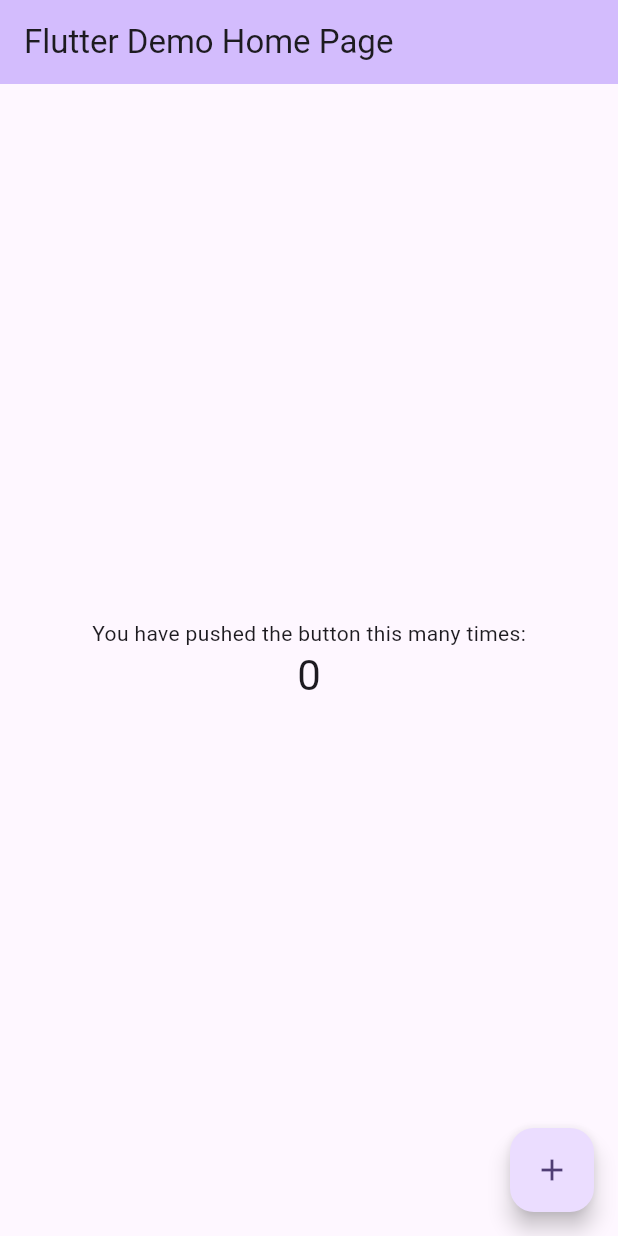
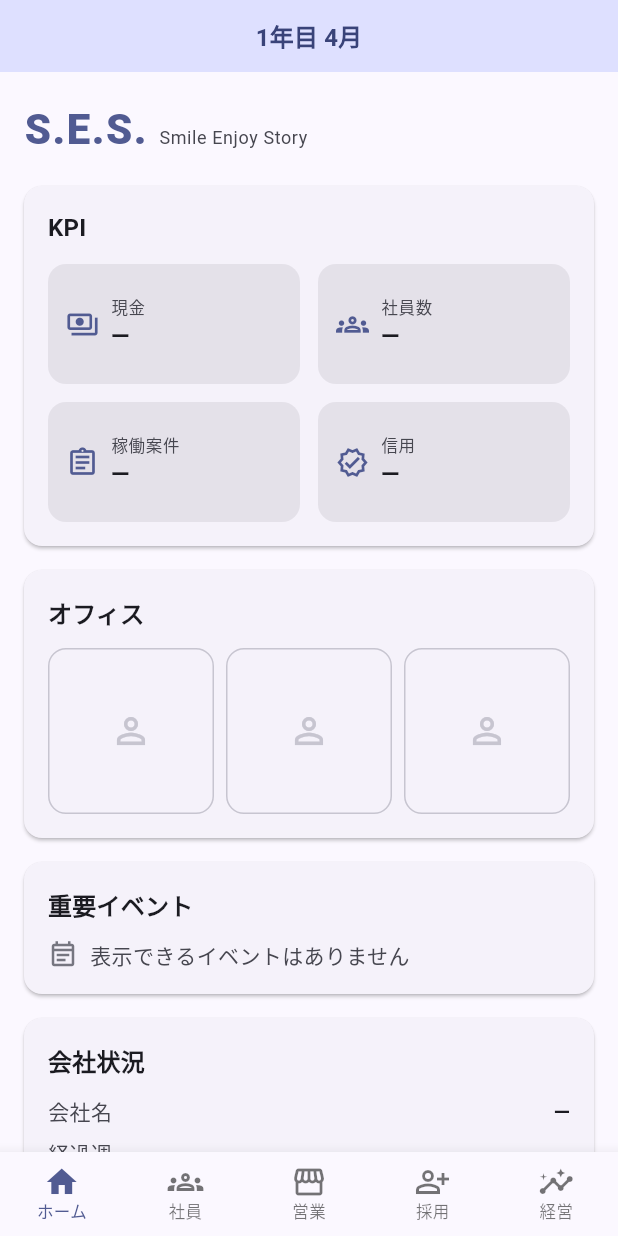
Before and after one commit to perusonao/smile_enjoy_story, a Flutter app: the screen it shows after launch, on a phone screen of 412 x 824 dp. Run offline on Flutter 3.47's test engine with Material 3 defaults, Android fonts, the phone set to English and light mode, and no system bars.

Commit message:
Phase 1A: static home dashboard shell
Adds the outer frame of the new management dashboard as a presentation-only
layer with zero domain/API coupling: month header, S.E.S. brand area, KPI
grid, office/employee stage, key-events, company-status, and month-end CTA
sections, plus a 5-tab bottom navigation bar (ホーム/社員/営業/採用/経営).

All content is static placeholder data — employee selection, event
priority, real financial calculations, and cashShortage/bankruptcy wiring
are explicitly out of scope for 1A and land in 1B-1E. Verified responsive
at 360x640 and 390x844 with no overflow.

```diff
--- a/lib/main.dart
+++ b/lib/main.dart
@@ -1,122 +1,24 @@
 import 'package:flutter/material.dart';
 
+import 'presentation/home/home.dart';
+
 void main() {
-  runApp(const MyApp());
+  runApp(const SesApp());
 }
 
-class MyApp extends StatelessWidget {
-  const MyApp({super.key});
+/// Root widget of the S.E.S. (Smile Enjoy Story) app.
+class SesApp extends StatelessWidget {
+  const SesApp({super.key});
 
-  // This widget is the root of your application.
   @override
   Widget build(BuildContext context) {
     return MaterialApp(
-      title: 'Flutter Demo',
+      title: 'S.E.S.',
       theme: ThemeData(
-        // This is the theme of your application.
-        //
-        // TRY THIS: Try running your application with "flutter run". You'll see
-        // the application has a purple toolbar. Then, without quitting the app,
-        // try changing the seedColor in the colorScheme below to Colors.green
-        // and then invoke "hot reload" (save your changes or press the "hot
-        // reload" button in a Flutter-supported IDE, or press "r" if you used
-        // the command line to start the app).
-        //
-        // Notice that the counter didn't reset back to zero; the application
-        // state is not lost during the reload. To reset the state, use hot
-        // restart instead.
-        //
-        // This works for code too, not just values: Most code changes can be
-        // tested with just a hot reload.
-        colorScheme: ColorScheme.fromSeed(seedColor: Colors.deepPurple),
+        colorScheme: ColorScheme.fromSeed(seedColor: Colors.indigo),
+        useMaterial3: true,
       ),
-      home: const MyHomePage(title: 'Flutter Demo Home Page'),
+      home: const HomeShellPage(),
     );
   }
 }
-
-class MyHomePage extends StatefulWidget {
-  const MyHomePage({super.key, required this.title});
-
-  // This widget is the home page of your application. It is stateful, meaning
-  // that it has a State object (defined below) that contains fields that affect
-  // how it looks.
-
-  // This class is the configuration for the state. It holds the values (in this
-  // case the title) provided by the parent (in this case the App widget) and
-  // used by the build method of the State. Fields in a Widget subclass are
-  // always marked "final".
-
-  final String title;
-
-  @override
-  State<MyHomePage> createState() => _MyHomePageState();
-}
-
-class _MyHomePageState extends State<MyHomePage> {
-  int _counter = 0;
-
-  void _incrementCounter() {
-    setState(() {
-      // This call to setState tells the Flutter framework that something has
-      // changed in this State, which causes it to rerun the build method below
-      // so that the display can reflect the updated values. If we changed
-      // _counter without calling setState(), then the build method would not be
-      // called again, and so nothing would appear to happen.
-      _counter++;
-    });
-  }
-
-  @override
-  Widget build(BuildContext context) {
-    // This method is rerun every time setState is called, for instance as done
-    // by the _incrementCounter method above.
-    //
-    // The Flutter framework has been optimized to make rerunning build methods
-    // fast, so that you can just rebuild anything that needs updating rather
-    // than having to individually change instances of widgets.
-    return Scaffold(
-      appBar: AppBar(
-        // TRY THIS: Try changing the color here to a specific color (to
-        // Colors.amber, perhaps?) and trigger a hot reload to see the AppBar
-        // change color while the other colors stay the same.
-        backgroundColor: Theme.of(context).colorScheme.inversePrimary,
-        // Here we take the value from the MyHomePage object that was created by
-        // the App.build method, and use it to set our appbar title.
-        title: Text(widget.title),
-      ),
-      body: Center(
-        // Center is a layout widget. It takes a single child and positions it
-        // in the middle of the parent.
-        child: Column(
-          // Column is also a layout widget. It takes a list of children and
-          // arranges them vertically. By default, it sizes itself to fit its
-          // children horizontally, and tries to be as tall as its parent.
-          //
-          // Column has various properties to control how it sizes itself and
-          // how it positions its children. Here we use mainAxisAlignment to
-          // center the children vertically; the main axis here is the vertical
-          // axis because Columns are vertical (the cross axis would be
-          // horizontal).
-          //
-          // TRY THIS: Invoke "debug painting" (choose the "Toggle Debug Paint"
-          // action in the IDE, or press "p" in the console), to see the
-          // wireframe for each widget.
-          mainAxisAlignment: MainAxisAlignment.center,
-          children: <Widget>[
-            const Text('You have pushed the button this many times:'),
-            Text(
-              '$_counter',
-              style: Theme.of(context).textTheme.headlineMedium,
-            ),
-          ],
-        ),
-      ),
-      floatingActionButton: FloatingActionButton(
-        onPressed: _incrementCounter,
-        tooltip: 'Increment',
-        child: const Icon(Icons.add),
-      ), // This trailing comma makes auto-formatting nicer for build methods.
-    );
-  }
-}
--- /dev/null
+++ b/lib/presentation/home/home.dart
@@ -0,0 +1,4 @@
+/// Barrel export for the home dashboard shell (Phase 1A).
+library;
+
+export 'home_shell_page.dart';
--- /dev/null
+++ b/lib/presentation/home/home_shell_page.dart
@@ -0,0 +1,88 @@
+import 'package:flutter/material.dart';
+
+import 'widgets/brand_header.dart';
+import 'widgets/company_status_section.dart';
+import 'widgets/home_bottom_nav.dart';
+import 'widgets/key_events_section.dart';
+import 'widgets/kpi_section.dart';
+import 'widgets/month_end_cta_section.dart';
+import 'widgets/month_header_bar.dart';
+import 'widgets/office_stage_section.dart';
+
+/// The static outer shell of the home / management dashboard.
+///
+/// This is Phase 1A: it lays out every region of the dashboard (month
+/// header, brand area, KPIs, office stage, key events, company status,
+/// month-end CTA, bottom navigation) with static placeholder content only.
+/// No employee-selection, event-priority, or financial-forecast logic lives
+/// here — those are Phase 1B–1E's job. This screen does not read from or
+/// write to the domain/game-state layer.
+class HomeShellPage extends StatefulWidget {
+  const HomeShellPage({super.key});
+
+  @override
+  State<HomeShellPage> createState() => _HomeShellPageState();
+}
+
+class _HomeShellPageState extends State<HomeShellPage> {
+  HomeNavTab _selectedTab = HomeNavTab.home;
+
+  @override
+  Widget build(BuildContext context) {
+    return Scaffold(
+      appBar: const MonthHeaderBar(),
+      body: SafeArea(
+        top: false,
+        child: LayoutBuilder(
+          builder: (context, constraints) {
+            return SingleChildScrollView(
+              padding: const EdgeInsets.only(bottom: 16),
+              child: ConstrainedBox(
+                constraints: BoxConstraints(minWidth: constraints.maxWidth),
+                child: const Column(
+                  crossAxisAlignment: CrossAxisAlignment.stretch,
+                  children: [
+                    BrandHeader(),
+                    _SectionGap(),
+                    Padding(
+                      padding: EdgeInsets.symmetric(horizontal: 16),
+                      child: KpiSection(),
+                    ),
+                    _SectionGap(),
+                    Padding(
+                      padding: EdgeInsets.symmetric(horizontal: 16),
+                      child: OfficeStageSection(),
+                    ),
+                    _SectionGap(),
+                    Padding(
+                      padding: EdgeInsets.symmetric(horizontal: 16),
+                      child: KeyEventsSection(),
+                    ),
+                    _SectionGap(),
+                    Padding(
+                      padding: EdgeInsets.symmetric(horizontal: 16),
+                      child: CompanyStatusSection(),
+                    ),
+                    _SectionGap(),
+                    MonthEndCtaSection(),
+                  ],
+                ),
+              ),
+            );
+          },
+        ),
+      ),
+      bottomNavigationBar: HomeBottomNav(
+        selected: _selectedTab,
+        onSelected: (tab) => setState(() => _selectedTab = tab),
+      ),
+    );
+  }
+}
+
+class _SectionGap extends StatelessWidget {
+  const _SectionGap();
+
+  @override
+  Widget build(BuildContext context) => const SizedBox(height: 16);
+}
--- /dev/null
+++ b/lib/presentation/home/widgets/brand_header.dart
@@ -0,0 +1,42 @@
+import 'package:flutter/material.dart';
+
+/// S.E.S. title / brand area shown just below the month header.
+class BrandHeader extends StatelessWidget {
+  const BrandHeader({super.key});
+
+  @override
+  Widget build(BuildContext context) {
+    final theme = Theme.of(context);
+    final colorScheme = theme.colorScheme;
+    return Padding(
+      padding: const EdgeInsets.fromLTRB(16, 20, 16, 4),
+      child: Row(
+        crossAxisAlignment: CrossAxisAlignment.end,
+        children: [
+          Text(
+            'S.E.S.',
+            style: theme.textTheme.headlineMedium?.copyWith(
+              fontWeight: FontWeight.w900,
+              color: colorScheme.primary,
+              letterSpacing: 1,
+            ),
+          ),
+          const SizedBox(width: 8),
+          Expanded(
+            child: Padding(
+              padding: const EdgeInsets.only(bottom: 4),
+              child: Text(
+                'Smile Enjoy Story',
+                style: theme.textTheme.bodySmall?.copyWith(
+                  color: colorScheme.onSurfaceVariant,
+                ),
+                maxLines: 1,
+                overflow: TextOverflow.ellipsis,
+              ),
+            ),
+          ),
+        ],
+      ),
+    );
+  }
+}
--- /dev/null
+++ b/lib/presentation/home/widgets/company_status_section.dart
@@ -0,0 +1,63 @@
+import 'package:flutter/material.dart';
+
+import 'dashboard_section_card.dart';
+
+/// A single label/value row inside the company-status area.
+class _StatusRow {
+  const _StatusRow({required this.label, required this.value});
+
+  final String label;
+  final String value;
+}
+
+const _statusRows = [
+  _StatusRow(label: '会社名', value: '—'),
+  _StatusRow(label: '経過週', value: '—'),
+  _StatusRow(label: '状態', value: '—'),
+];
+
+/// Company-status area of the home dashboard.
+///
+/// Phase 1A renders static placeholder rows only; wiring these to the real
+/// `Company` domain model happens in a later phase.
+class CompanyStatusSection extends StatelessWidget {
+  const CompanyStatusSection({super.key});
+
+  @override
+  Widget build(BuildContext context) {
+    final theme = Theme.of(context);
+    final colorScheme = theme.colorScheme;
+    return DashboardSectionCard(
+      title: '会社状況',
+      child: Column(
+        children: [
+          for (final row in _statusRows) ...[
+            Row(
+              children: [
+                Expanded(
+                  child: Text(
+                    row.label,
+                    style: theme.textTheme.bodyMedium?.copyWith(
+                      color: colorScheme.onSurfaceVariant,
+                    ),
+                    maxLines: 1,
+                    overflow: TextOverflow.ellipsis,
+                  ),
+                ),
+                Text(
+                  row.value,
+                  style: theme.textTheme.bodyMedium?.copyWith(
+                    fontWeight: FontWeight.w600,
+                  ),
+                  maxLines: 1,
+                  overflow: TextOverflow.ellipsis,
+                ),
+              ],
+            ),
+            if (row != _statusRows.last) const SizedBox(height: 8),
+          ],
+        ],
+      ),
+    );
+  }
+}
--- /dev/null
+++ b/lib/presentation/home/widgets/dashboard_section_card.dart
@@ -0,0 +1,51 @@
+import 'package:flutter/material.dart';
+
+/// Shared card chrome for every section on the home dashboard.
+///
+/// Gives each section (KPI, office stage, events, ...) the same padding,
+/// corner radius, and title style so Phase 1B–1E can drop real content in
+/// without having to re-derive the layout.
+class DashboardSectionCard extends StatelessWidget {
+  const DashboardSectionCard({
+    super.key,
+    required this.title,
+    required this.child,
+    this.trailing,
+  });
+
+  final String title;
+  final Widget child;
+  final Widget? trailing;
+
+  @override
+  Widget build(BuildContext context) {
+    final theme = Theme.of(context);
+    return Card(
+      margin: EdgeInsets.zero,
+      child: Padding(
+        padding: const EdgeInsets.all(16),
+        child: Column(
+          crossAxisAlignment: CrossAxisAlignment.start,
+          children: [
+            Row(
+              children: [
+                Expanded(
+                  child: Text(
+                    title,
+                    style: theme.textTheme.titleMedium?.copyWith(
+                      fontWeight: FontWeight.bold,
+                    ),
+                    overflow: TextOverflow.ellipsis,
+                  ),
+                ),
+                if (trailing != null) trailing!,
+              ],
+            ),
+            const SizedBox(height: 12),
+            child,
+          ],
+        ),
+      ),
+    );
+  }
+}
--- /dev/null
+++ b/lib/presentation/home/widgets/home_bottom_nav.dart
@@ -0,0 +1,57 @@
+import 'package:flutter/material.dart';
+
+/// The 5 top-level tabs of the app.
+///
+/// Phase 1A only renders the bar and tracks which tab is highlighted; the
+/// other 4 destinations don't have screens yet, so selecting them does not
+/// navigate anywhere.
+enum HomeNavTab { home, employees, sales, recruiting, management }
+
+class HomeBottomNav extends StatelessWidget {
+  const HomeBottomNav({
+    super.key,
+    required this.selected,
+    required this.onSelected,
+  });
+
+  final HomeNavTab selected;
+  final ValueChanged<HomeNavTab> onSelected;
+
+  @override
+  Widget build(BuildContext context) {
+    return BottomNavigationBar(
+      type: BottomNavigationBarType.fixed,
+      selectedFontSize: 11,
+      unselectedFontSize: 11,
+      currentIndex: selected.index,
+      onTap: (index) => onSelected(HomeNavTab.values[index]),
+      items: const [
+        BottomNavigationBarItem(
+          icon: Icon(Icons.home_outlined),
+          activeIcon: Icon(Icons.home),
+          label: 'ホーム',
+        ),
+        BottomNavigationBarItem(
+          icon: Icon(Icons.groups_outlined),
+          activeIcon: Icon(Icons.groups),
+          label: '社員',
+        ),
+        BottomNavigationBarItem(
+          icon: Icon(Icons.storefront_outlined),
+          activeIcon: Icon(Icons.storefront),
+          label: '営業',
+        ),
+        BottomNavigationBarItem(
+          icon: Icon(Icons.person_add_alt_outlined),
+          activeIcon: Icon(Icons.person_add_alt),
+          label: '採用',
+        ),
+        BottomNavigationBarItem(
+          icon: Icon(Icons.insights_outlined),
+          activeIcon: Icon(Icons.insights),
+          label: '経営',
+        ),
+      ],
+    );
+  }
+}
--- /dev/null
+++ b/lib/presentation/home/widgets/key_events_section.dart
@@ -0,0 +1,35 @@
+import 'package:flutter/material.dart';
+
+import 'dashboard_section_card.dart';
+
+/// Important-events area of the home dashboard.
+///
+/// Phase 1A renders a static empty state only. Event selection and P1/P2/P3
+/// prioritization are Phase 1C's job, not this one's.
+class KeyEventsSection extends StatelessWidget {
+  const KeyEventsSection({super.key});
+
+  @override
+  Widget build(BuildContext context) {
+    final colorScheme = Theme.of(context).colorScheme;
+    return DashboardSectionCard(
+      title: '重要イベント',
+      child: Row(
+        children: [
+          Icon(Icons.event_note_outlined, color: colorScheme.outline, size: 20),
+          const SizedBox(width: 8),
+          Expanded(
+            child: Text(
+              '表示できるイベントはありません',
+              style: Theme.of(context).textTheme.bodyMedium?.copyWith(
+                color: colorScheme.onSurfaceVariant,
+              ),
+              maxLines: 2,
+              overflow: TextOverflow.ellipsis,
+            ),
+          ),
+        ],
+      ),
+    );
+  }
+}
--- /dev/null
+++ b/lib/presentation/home/widgets/kpi_section.dart
@@ -0,0 +1,94 @@
+import 'package:flutter/material.dart';
+
+import 'dashboard_section_card.dart';
+
+/// Placeholder data for a single KPI tile.
+///
+/// Phase 1A ships fixed placeholder labels only; real values (cash,
+/// headcount, active projects, credit, ...) are wired in a later phase.
+class _KpiTileData {
+  const _KpiTileData({required this.icon, required this.label});
+
+  final IconData icon;
+  final String label;
+}
+
+const _kpiTiles = [
+  _KpiTileData(icon: Icons.payments_outlined, label: '現金'),
+  _KpiTileData(icon: Icons.groups_outlined, label: '社員数'),
+  _KpiTileData(icon: Icons.assignment_outlined, label: '稼働案件'),
+  _KpiTileData(icon: Icons.verified_outlined, label: '信用'),
+];
+
+/// KPI area of the home dashboard.
+///
+/// Renders a static 2-column grid of placeholder KPI tiles. No values are
+/// computed here — that is the responsibility of a later phase.
+class KpiSection extends StatelessWidget {
+  const KpiSection({super.key});
+
+  @override
+  Widget build(BuildContext context) {
+    return DashboardSectionCard(
+      title: 'KPI',
+      child: GridView.count(
+        crossAxisCount: 2,
+        shrinkWrap: true,
+        physics: const NeverScrollableScrollPhysics(),
+        mainAxisSpacing: 12,
+        crossAxisSpacing: 12,
+        childAspectRatio: 2.1,
+        children: [for (final tile in _kpiTiles) _KpiTile(data: tile)],
+      ),
+    );
+  }
+}
+
+class _KpiTile extends StatelessWidget {
+  const _KpiTile({required this.data});
+
+  final _KpiTileData data;
+
+  @override
+  Widget build(BuildContext context) {
+    final theme = Theme.of(context);
+    final colorScheme = theme.colorScheme;
+    return Container(
+      padding: const EdgeInsets.symmetric(horizontal: 12, vertical: 8),
+      decoration: BoxDecoration(
+        color: colorScheme.surfaceContainerHighest,
+        borderRadius: BorderRadius.circular(12),
+      ),
+      child: Row(
+        children: [
+          Icon(data.icon, color: colorScheme.primary, size: 22),
+          const SizedBox(width: 8),
+          Expanded(
+            child: Column(
+              mainAxisSize: MainAxisSize.min,
+              crossAxisAlignment: CrossAxisAlignment.start,
+              children: [
+                Text(
+                  data.label,
+                  style: theme.textTheme.labelSmall?.copyWith(
+                    color: colorScheme.onSurfaceVariant,
+                  ),
+                  maxLines: 1,
+                  overflow: TextOverflow.ellipsis,
+                ),
+                Text(
+                  '—',
+                  style: theme.textTheme.titleMedium?.copyWith(
+                    fontWeight: FontWeight.bold,
+                  ),
+                  maxLines: 1,
+                  overflow: TextOverflow.ellipsis,
+                ),
+              ],
+            ),
+          ),
+        ],
+      ),
+    );
+  }
+}
--- /dev/null
+++ b/lib/presentation/home/widgets/month_end_cta_section.dart
@@ -0,0 +1,41 @@
+import 'package:flutter/material.dart';
+
+/// Month-end call-to-action area of the home dashboard.
+///
+/// Phase 1A renders a static, disabled banner only. Wiring this to the real
+/// month-end flow (cash forecast, shortage/bankruptcy checks, ...) happens
+/// in later phases.
+class MonthEndCtaSection extends StatelessWidget {
+  const MonthEndCtaSection({super.key});
+
+  @override
+  Widget build(BuildContext context) {
+    final theme = Theme.of(context);
+    final colorScheme = theme.colorScheme;
+    return Padding(
+      padding: const EdgeInsets.symmetric(horizontal: 16),
+      child: SizedBox(
+        width: double.infinity,
+        child: FilledButton.icon(
+          onPressed: null,
+          icon: const Icon(Icons.flag_outlined),
+          label: const Text(
+            '月末処理',
+            maxLines: 1,
+            overflow: TextOverflow.ellipsis,
+          ),
+          style: FilledButton.styleFrom(
+            padding: const EdgeInsets.symmetric(vertical: 14),
+            backgroundColor: colorScheme.surfaceContainerHighest,
+            foregroundColor: colorScheme.onSurfaceVariant,
+            disabledBackgroundColor: colorScheme.surfaceContainerHighest,
+            disabledForegroundColor: colorScheme.onSurfaceVariant,
+            textStyle: theme.textTheme.titleSmall?.copyWith(
+              fontWeight: FontWeight.bold,
+            ),
+          ),
+        ),
+      ),
+    );
+  }
+}
--- /dev/null
+++ b/lib/presentation/home/widgets/month_header_bar.dart
@@ -0,0 +1,35 @@
+import 'package:flutter/material.dart';
+
+/// Static month-display header shown at the top of the home dashboard.
+///
+/// Phase 1A renders a fixed placeholder turn label only. Wiring this to the
+/// company's real `currentWeek` / calendar state is out of scope until a
+/// later phase.
+class MonthHeaderBar extends StatelessWidget implements PreferredSizeWidget {
+  const MonthHeaderBar({super.key});
+
+  static const double barHeight = 48;
+
+  @override
+  Widget build(BuildContext context) {
+    final colorScheme = Theme.of(context).colorScheme;
+    return Container(
+      height: barHeight,
+      color: colorScheme.primaryContainer,
+      alignment: Alignment.center,
+      padding: const EdgeInsets.symmetric(horizontal: 16),
+      child: Text(
+        '1年目 4月',
+        style: Theme.of(context).textTheme.titleMedium?.copyWith(
+          color: colorScheme.onPrimaryContainer,
+          fontWeight: FontWeight.bold,
+        ),
+        maxLines: 1,
+        overflow: TextOverflow.ellipsis,
+      ),
+    );
+  }
+
+  @override
+  Size get preferredSize => const Size.fromHeight(barHeight);
+}
--- /dev/null
+++ b/lib/presentation/home/widgets/office_stage_section.dart
@@ -0,0 +1,51 @@
+import 'package:flutter/material.dart';
+
+import 'dashboard_section_card.dart';
+
+/// Office / employee "stage" area of the home dashboard.
+///
+/// Phase 1A renders empty placeholder slots only. The logic that selects up
+/// to 3 employees to feature here is Phase 1B's job, not this one's.
+class OfficeStageSection extends StatelessWidget {
+  const OfficeStageSection({super.key});
+
+  static const int _slotCount = 3;
+
+  @override
+  Widget build(BuildContext context) {
+    return DashboardSectionCard(
+      title: 'オフィス',
+      child: Row(
+        children: [
+          for (var i = 0; i < _slotCount; i++) ...[
+            if (i > 0) const SizedBox(width: 8),
+            const Expanded(child: _EmptyEmployeeSlot()),
+          ],
+        ],
+      ),
+    );
+  }
+}
+
+class _EmptyEmployeeSlot extends StatelessWidget {
+  const _EmptyEmployeeSlot();
+
+  @override
+  Widget build(BuildContext context) {
+    final colorScheme = Theme.of(context).colorScheme;
+    return AspectRatio(
+      aspectRatio: 1,
+      child: DecoratedBox(
+        decoration: BoxDecoration(
+          border: Border.all(color: colorScheme.outlineVariant),
+          borderRadius: BorderRadius.circular(12),
+        ),
+        child: Icon(
+          Icons.person_outline,
+          color: colorScheme.outlineVariant,
+          size: 28,
+        ),
+      ),
+    );
+  }
+}
```
Also changed, not shown: 1 other file.
